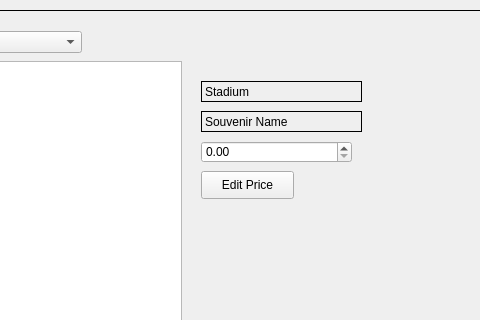
hicholasnu/Take-Me-Out-To-The-Ballgame, file CS1D_Project_2/mainwindow.ui: the form before one commit; both pictures show x 320 to 800 and y 0 to 320 of the 800 by 600 pixel window.
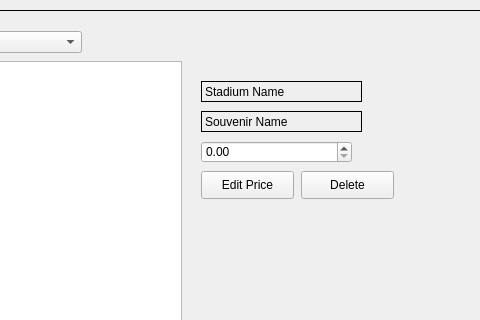
The form after the commit.

```diff
--- a/CS1D_Project_2/mainwindow.ui
+++ b/CS1D_Project_2/mainwindow.ui
@@ -653,7 +653,7 @@
        <enum>QFrame::Box</enum>
       </property>
       <property name="text">
-       <string>Stadium</string>
+       <string>Stadium Name</string>
       </property>
      </widget>
      <widget class="QLabel" name="labelShowItem">
@@ -675,6 +675,19 @@
        <string>Souvenir Name</string>
       </property>
      </widget>
+     <widget class="QPushButton" name="pushButtonDeleteSouvenir">
+      <property name="geometry">
+       <rect>
+        <x>600</x>
+        <y>160</y>
+        <width>93</width>
+        <height>28</height>
+       </rect>
+      </property>
+      <property name="text">
+       <string>Delete</string>
+      </property>
+     </widget>
     </widget>
    </widget>
   </widget>
```
